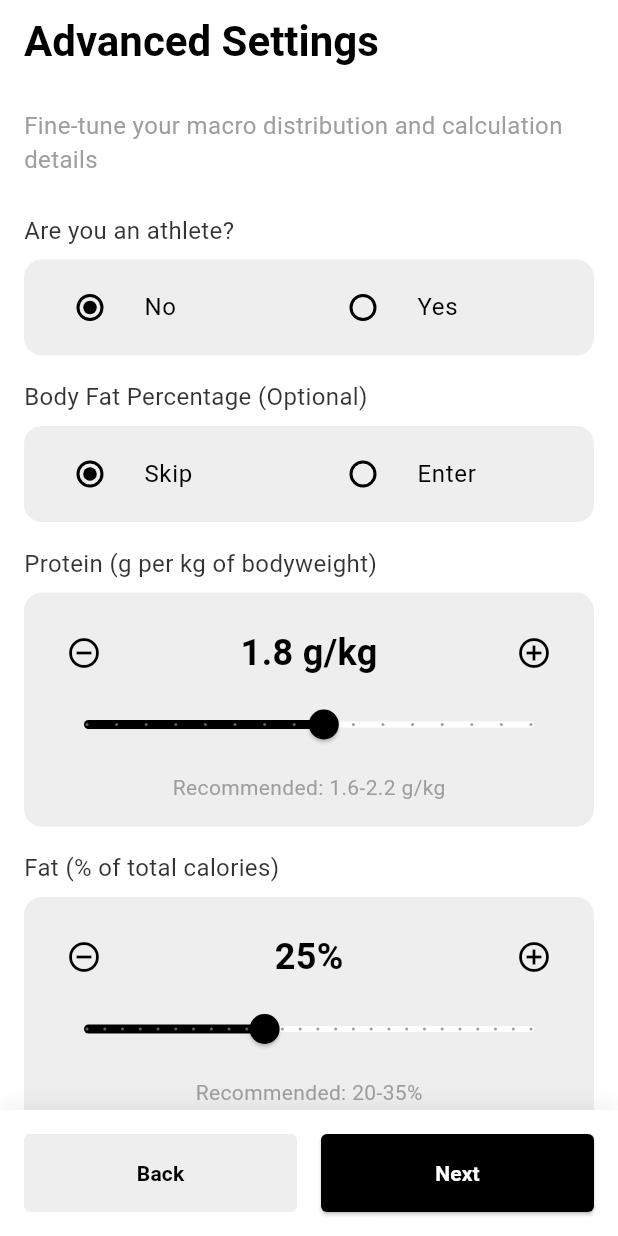
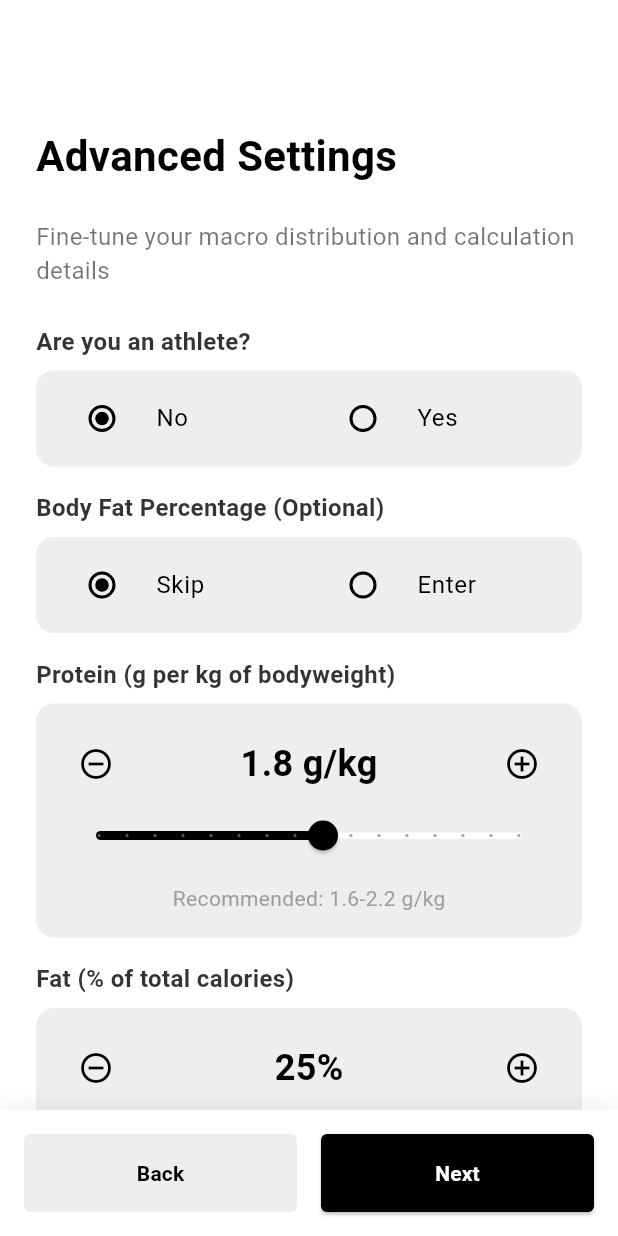
Before and after one commit to NandanaK18/1app, a Flutter app: the AdvancedSettingsScreen screen opened directly, on a phone screen of 412 x 824 dp. Run offline on Flutter 3.47's test engine with Material 3 defaults, Android fonts, the phone set to English and light mode, and no system bars.

Commit message:
adv settings final

```diff
--- a/lib/screens/advanced_settings_screen.dart
+++ b/lib/screens/advanced_settings_screen.dart
@@ -17,36 +17,40 @@ class _AdvancedSettingsScreenState extends State<AdvancedSettingsScreen> {
   @override
   Widget build(BuildContext context) {
     return Scaffold(
-      backgroundColor: Colors.white,      appBar: AppBar(
-        elevation: 0,
-        automaticallyImplyLeading: false,
-        backgroundColor: Colors.white,
-        title: const Text(
-          'Advanced Settings',
-          style: TextStyle(
-            fontSize: 28,
-            fontWeight: FontWeight.bold,
-            color: Colors.black,
-          ),
-        ),
-      ),
+      backgroundColor: Colors.white,      appBar: null,
       body: Stack(
         children: [
           SingleChildScrollView(
-            padding: const EdgeInsets.all(16.0),
-            child: Column(
+            padding: const EdgeInsets.all(24.0),            child: Column(
               crossAxisAlignment: CrossAxisAlignment.start,
-              children: [                const Text(
+              children: [
+                const SizedBox(height: 60),
+
+                // Title text
+                const Text(
+                  'Advanced Settings',
+                  style: TextStyle(
+                    fontSize: 28,
+                    fontWeight: FontWeight.bold,
+                    color: Colors.black,
+                  ),
+                ),
+
+                const SizedBox(height: 22),
+
+                const Text(
                   'Fine-tune your macro distribution and calculation details',
-                  style: TextStyle(fontSize: 16, color: Colors.grey),
+                  style: TextStyle(fontSize: 16, color: Colors.black54),
                 ),
                 const SizedBox(height: 24),
+
 
                 // Athlete Toggle
                 Text(
                   'Are you an athlete?',
                   style: TextStyle(
                     fontSize: 16,
+                    fontWeight: FontWeight.bold,
                     color: Colors.black.withOpacity(0.8),
                   ),
                 ),
@@ -93,6 +97,7 @@ class _AdvancedSettingsScreenState extends State<AdvancedSettingsScreen> {
                   'Body Fat Percentage (Optional)',
                   style: TextStyle(
                     fontSize: 16,
+                    fontWeight: FontWeight.bold,
                     color: Colors.black.withOpacity(0.8),
                   ),
                 ),
@@ -201,6 +206,7 @@ class _AdvancedSettingsScreenState extends State<AdvancedSettingsScreen> {
                   'Protein (g per kg of bodyweight)',
                   style: TextStyle(
                     fontSize: 16,
+                    fontWeight: FontWeight.bold,
                     color: Colors.black.withOpacity(0.8),
                   ),
                 ),
@@ -271,6 +277,7 @@ class _AdvancedSettingsScreenState extends State<AdvancedSettingsScreen> {
                   'Fat (% of total calories)',
                   style: TextStyle(
                     fontSize: 16,
+                    fontWeight: FontWeight.bold,
                     color: Colors.black.withOpacity(0.8),
                   ),
                 ),
@@ -361,7 +368,7 @@ class _AdvancedSettingsScreenState extends State<AdvancedSettingsScreen> {
                       onPressed: () => Navigator.pop(context),
                       style: TextButton.styleFrom(
                         backgroundColor: Colors.grey[200],
-                        padding: const EdgeInsets.symmetric(vertical: 16), //make change here
+                        padding: const EdgeInsets.symmetric(vertical: 16),
                         shape: RoundedRectangleBorder(
                           borderRadius: BorderRadius.circular(4),
                         ),
```
